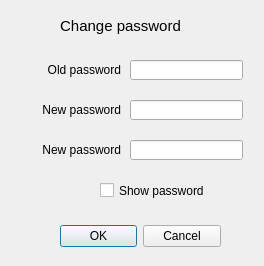
Qt form PC software/CryptoStickGUI/stick20changepassworddialog.ui (Nitrokey/nitrokey-pro-firmware) before a commit.
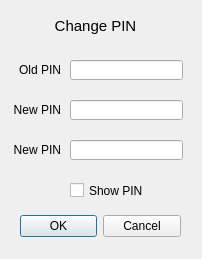
The same form after that commit.

Commit message: New features - Lock stick firmware (1. Step) - Beautifying dialog boxes Error fixes - Show password count for OTP setupUp

```diff
--- a/PC software/CryptoStickGUI/stick20changepassworddialog.ui
+++ b/PC software/CryptoStickGUI/stick20changepassworddialog.ui
@@ -6,8 +6,8 @@
    <rect>
     <x>0</x>
     <y>0</y>
-    <width>264</width>
-    <height>266</height>
+    <width>202</width>
+    <height>259</height>
    </rect>
   </property>
   <property name="windowTitle">
@@ -16,8 +16,8 @@
   <widget class="QDialogButtonBox" name="buttonBox">
    <property name="geometry">
     <rect>
-     <x>60</x>
-     <y>220</y>
+     <x>20</x>
+     <y>210</y>
      <width>161</width>
      <height>32</height>
     </rect>
@@ -32,9 +32,9 @@
   <widget class="QLabel" name="label">
    <property name="geometry">
     <rect>
-     <x>10</x>
+     <x>20</x>
      <y>10</y>
-     <width>221</width>
+     <width>151</width>
      <height>31</height>
     </rect>
    </property>
@@ -44,7 +44,7 @@
     </font>
    </property>
    <property name="text">
-    <string>Change password</string>
+    <string>Change PIN</string>
    </property>
    <property name="alignment">
     <set>Qt::AlignCenter</set>
@@ -53,7 +53,7 @@
   <widget class="QLineEdit" name="lineEdit_OldPW">
    <property name="geometry">
     <rect>
-     <x>130</x>
+     <x>70</x>
      <y>60</y>
      <width>113</width>
      <height>20</height>
@@ -63,7 +63,7 @@
   <widget class="QLineEdit" name="lineEdit_NewPW_1">
    <property name="geometry">
     <rect>
-     <x>130</x>
+     <x>70</x>
      <y>100</y>
      <width>113</width>
      <height>20</height>
@@ -73,7 +73,7 @@
   <widget class="QLineEdit" name="lineEdit_NewPW_2">
    <property name="geometry">
     <rect>
-     <x>130</x>
+     <x>70</x>
      <y>140</y>
      <width>113</width>
      <height>20</height>
@@ -83,14 +83,14 @@
   <widget class="QLabel" name="label_2">
    <property name="geometry">
     <rect>
-     <x>20</x>
+     <x>10</x>
      <y>60</y>
-     <width>101</width>
+     <width>51</width>
      <height>20</height>
     </rect>
    </property>
    <property name="text">
-    <string>Old password</string>
+    <string>Old PIN</string>
    </property>
    <property name="alignment">
     <set>Qt::AlignRight|Qt::AlignTrailing|Qt::AlignVCenter</set>
@@ -99,14 +99,14 @@
   <widget class="QLabel" name="label_3">
    <property name="geometry">
     <rect>
-     <x>20</x>
+     <x>10</x>
      <y>100</y>
-     <width>101</width>
+     <width>51</width>
      <height>20</height>
     </rect>
    </property>
    <property name="text">
-    <string>New password</string>
+    <string>New PIN</string>
    </property>
    <property name="alignment">
     <set>Qt::AlignRight|Qt::AlignTrailing|Qt::AlignVCenter</set>
@@ -115,14 +115,14 @@
   <widget class="QLabel" name="label_4">
    <property name="geometry">
     <rect>
-     <x>0</x>
+     <x>-10</x>
      <y>140</y>
-     <width>121</width>
+     <width>71</width>
      <height>20</height>
     </rect>
    </property>
    <property name="text">
-    <string>New password</string>
+    <string>New PIN</string>
    </property>
    <property name="alignment">
     <set>Qt::AlignRight|Qt::AlignTrailing|Qt::AlignVCenter</set>
@@ -131,14 +131,14 @@
   <widget class="QCheckBox" name="checkBox">
    <property name="geometry">
     <rect>
-     <x>100</x>
+     <x>70</x>
      <y>180</y>
-     <width>141</width>
+     <width>81</width>
      <height>21</height>
     </rect>
    </property>
    <property name="text">
-    <string>Show password</string>
+    <string>Show PIN</string>
    </property>
   </widget>
  </widget>
```
Left out of the diff: 2 changed lines with no effect on the pictures. The commit also changes 12 other files.
